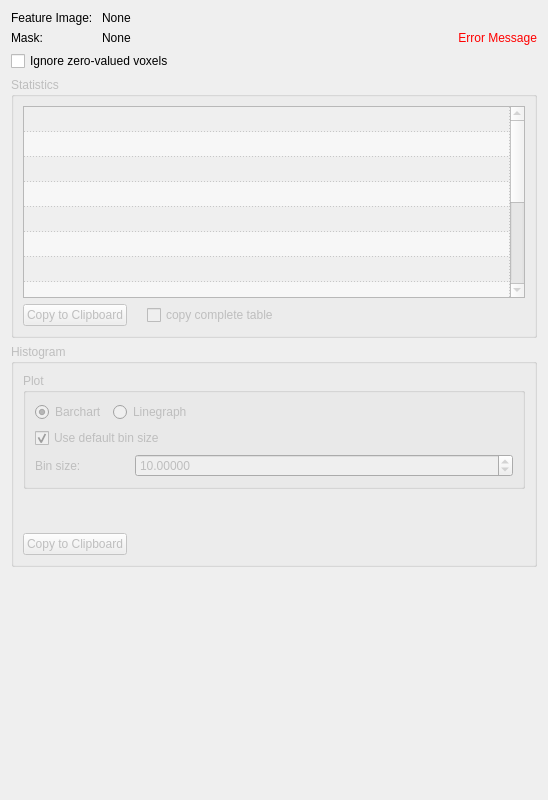
Qt form Plugins/org.mitk.gui.qt.measurementtoolbox/src/internal/QmitkImageStatisticsViewControls.ui (MITK/MITK) before a commit.
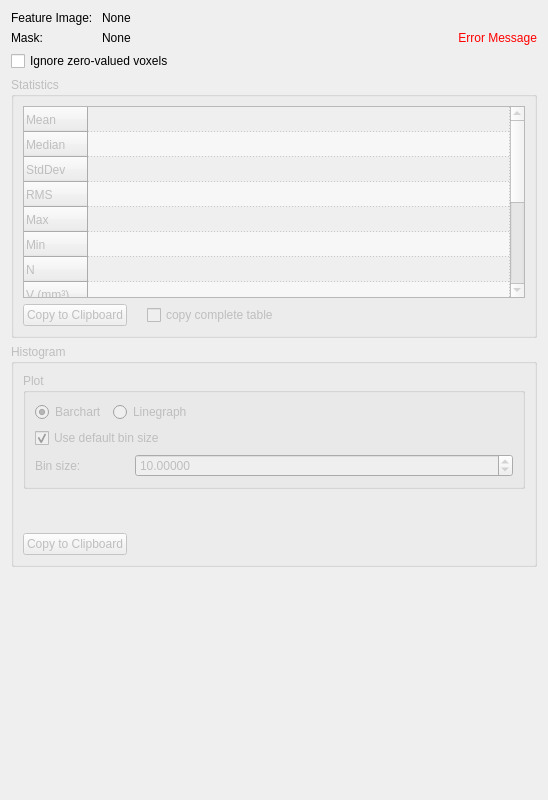
The same form after that commit. Custom widgets are drawn as their Qt base class.

Patch:
```diff
--- a/Plugins/org.mitk.gui.qt.measurementtoolbox/src/internal/QmitkImageStatisticsViewControls.ui
+++ b/Plugins/org.mitk.gui.qt.measurementtoolbox/src/internal/QmitkImageStatisticsViewControls.ui
@@ -189,7 +189,7 @@
          <bool>true</bool>
         </attribute>
         <attribute name="verticalHeaderVisible">
-         <bool>false</bool>
+         <bool>true</bool>
         </attribute>
         <attribute name="verticalHeaderCascadingSectionResizes">
          <bool>false</bool>
```
